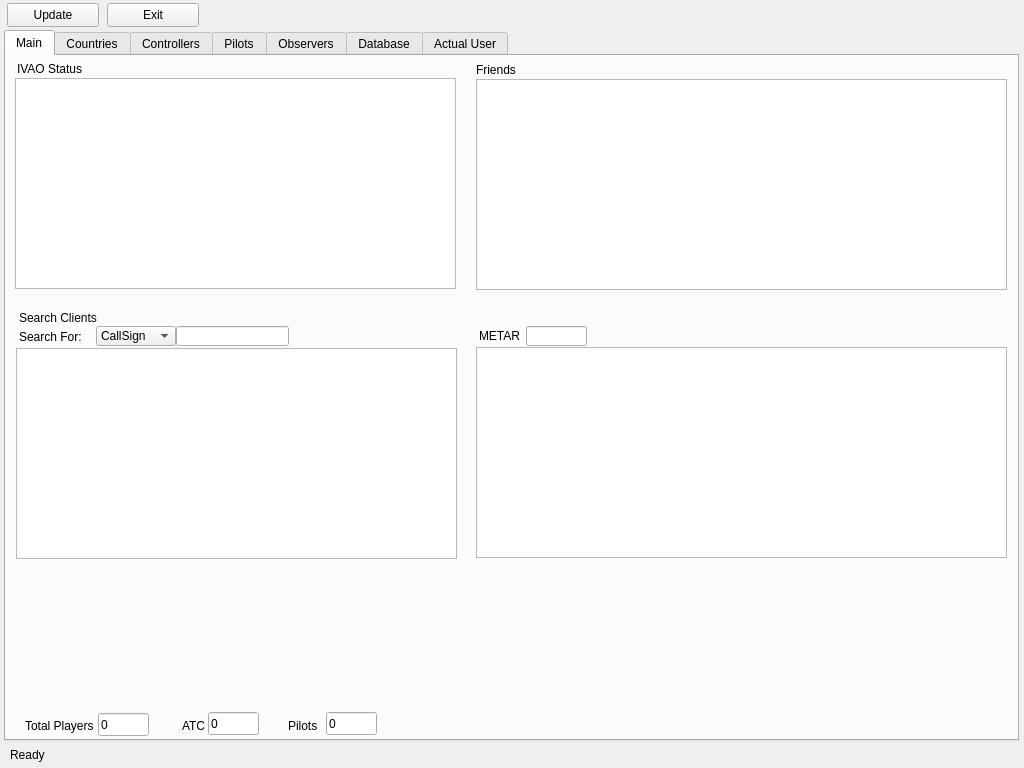
Old version of the form QtUI/MainWindow_UI.ui in the repository emper0r/IVAO-status.
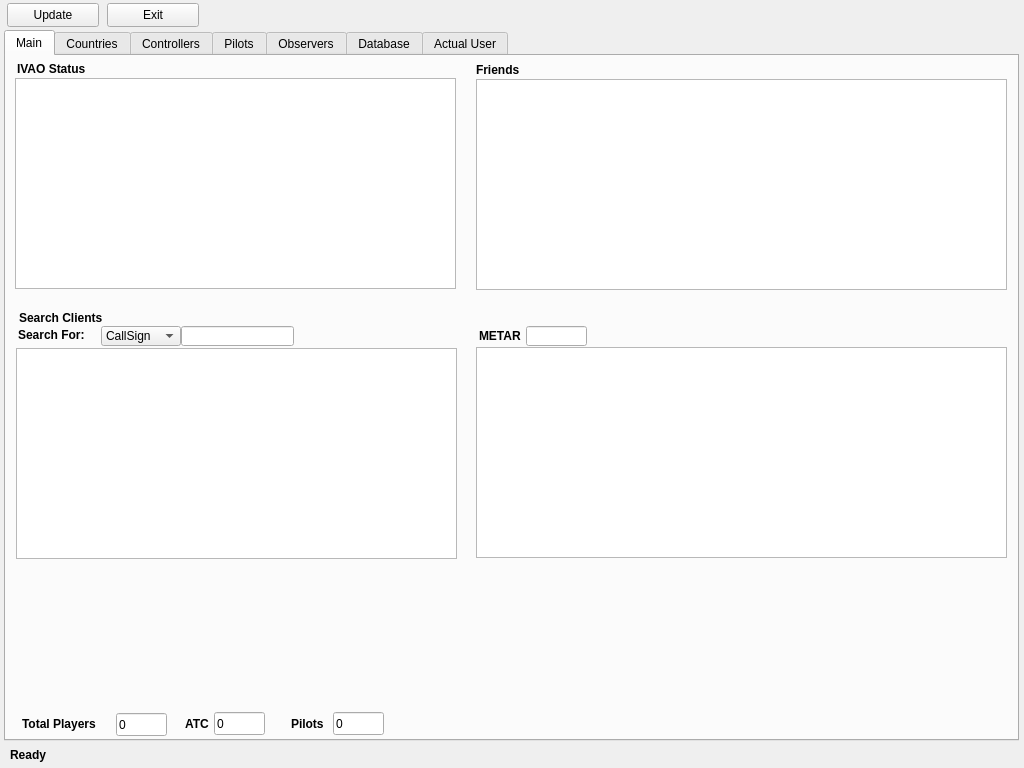
New version of the form.

Commit message:
* Set look and feel in GUI
	- Testing populated QTableWidget yet

```diff
--- a/QtUI/MainWindow_UI.ui
+++ b/QtUI/MainWindow_UI.ui
@@ -51,7 +51,7 @@
       </property>
       <property name="geometry">
        <rect>
-        <x>92</x>
+        <x>110</x>
         <y>657</y>
         <width>51</width>
         <height>23</height>
@@ -70,7 +70,7 @@
       </property>
       <property name="geometry">
        <rect>
-        <x>202</x>
+        <x>208</x>
         <y>656</y>
         <width>51</width>
         <height>23</height>
@@ -89,7 +89,7 @@
       </property>
       <property name="geometry">
        <rect>
-        <x>320</x>
+        <x>327</x>
         <y>656</y>
         <width>51</width>
         <height>23</height>
@@ -105,12 +105,18 @@
      <widget class="QLabel" name="TotalPlayers_label">
       <property name="geometry">
        <rect>
-        <x>19</x>
-        <y>660</y>
-        <width>71</width>
+        <x>16</x>
+        <y>658</y>
+        <width>91</width>
         <height>20</height>
        </rect>
       </property>
+      <property name="font">
+       <font>
+        <weight>75</weight>
+        <bold>true</bold>
+       </font>
+      </property>
       <property name="text">
        <string>Total Players</string>
       </property>
@@ -118,12 +124,18 @@
      <widget class="QLabel" name="TotalAtc_label">
       <property name="geometry">
        <rect>
-        <x>176</x>
-        <y>660</y>
+        <x>179</x>
+        <y>658</y>
         <width>31</width>
         <height>20</height>
        </rect>
       </property>
+      <property name="font">
+       <font>
+        <weight>75</weight>
+        <bold>true</bold>
+       </font>
+      </property>
       <property name="text">
        <string>ATC</string>
       </property>
@@ -131,12 +143,18 @@
      <widget class="QLabel" name="TotalPilots_label">
       <property name="geometry">
        <rect>
-        <x>282</x>
-        <y>660</y>
+        <x>285</x>
+        <y>658</y>
         <width>41</width>
         <height>20</height>
        </rect>
       </property>
+      <property name="font">
+       <font>
+        <weight>75</weight>
+        <bold>true</bold>
+       </font>
+      </property>
       <property name="text">
        <string>Pilots</string>
       </property>
@@ -156,10 +174,16 @@
        <rect>
         <x>11</x>
         <y>5</y>
-        <width>71</width>
+        <width>91</width>
         <height>16</height>
        </rect>
       </property>
+      <property name="font">
+       <font>
+        <weight>75</weight>
+        <bold>true</bold>
+       </font>
+      </property>
       <property name="text">
        <string>IVAO Status</string>
       </property>
@@ -183,6 +207,12 @@
         <height>16</height>
        </rect>
       </property>
+      <property name="font">
+       <font>
+        <weight>75</weight>
+        <bold>true</bold>
+       </font>
+      </property>
       <property name="text">
        <string>Friends</string>
       </property>
@@ -192,10 +222,16 @@
        <rect>
         <x>13</x>
         <y>254</y>
-        <width>91</width>
+        <width>101</width>
         <height>16</height>
        </rect>
       </property>
+      <property name="font">
+       <font>
+        <weight>75</weight>
+        <bold>true</bold>
+       </font>
+      </property>
       <property name="text">
        <string>Search Clients</string>
       </property>
@@ -213,12 +249,18 @@
      <widget class="QLabel" name="SearchForLabel">
       <property name="geometry">
        <rect>
-        <x>13</x>
-        <y>273</y>
+        <x>12</x>
+        <y>271</y>
         <width>81</width>
         <height>16</height>
        </rect>
       </property>
+      <property name="font">
+       <font>
+        <weight>75</weight>
+        <bold>true</bold>
+       </font>
+      </property>
       <property name="text">
        <string>Search For:</string>
       </property>
@@ -238,10 +280,16 @@
        <rect>
         <x>473</x>
         <y>272</y>
-        <width>81</width>
+        <width>51</width>
         <height>16</height>
        </rect>
       </property>
+      <property name="font">
+       <font>
+        <weight>75</weight>
+        <bold>true</bold>
+       </font>
+      </property>
       <property name="text">
        <string>METAR</string>
       </property>
@@ -249,7 +297,7 @@
      <widget class="QComboBox" name="SearchcomboBox">
       <property name="geometry">
        <rect>
-        <x>90</x>
+        <x>95</x>
         <y>270</y>
         <width>80</width>
         <height>20</height>
@@ -274,7 +322,7 @@
      <widget class="QLineEdit" name="SearchEdit">
       <property name="geometry">
        <rect>
-        <x>170</x>
+        <x>175</x>
         <y>270</y>
         <width>113</width>
         <height>20</height>
@@ -611,6 +659,12 @@
       <height>16</height>
      </rect>
     </property>
+    <property name="font">
+     <font>
+      <weight>75</weight>
+      <bold>true</bold>
+     </font>
+    </property>
     <property name="cursor">
      <cursorShape>PointingHandCursor</cursorShape>
     </property>
```
Left out of the diff: 42 changed lines with no effect on the pictures. The commit also changes 3 other files.
